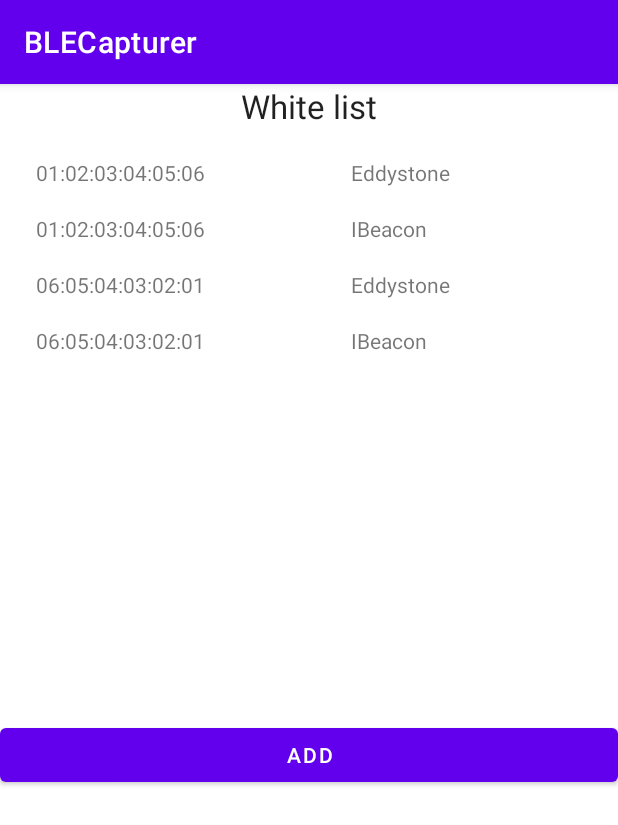
After one commit to bertoramos/ble_android_capture_server, an Android app: the WhiteListActivity screen opened directly, with no data from a screen before it, on a phone screen of 412 x 824 dp. The commit adds this screen. Shown: the top 825 px of the screen. Run offline under Robolectric (Android 15) with nearby library versions, the phone set to English and light mode, and no system bars; libraries missing offline, so code that uses them is left out: br.com.sapereaude.

Commit message:
White list: Eliminar filtros Dialogo para añadir filtros TODO: Agregar filtros a white list con botón ADD TODO: Serializado de white list

```diff
--- a/app/build.gradle
+++ b/app/build.gradle
@@ -53,6 +53,7 @@ dependencies {
     implementation "androidx.fragment:fragment-ktx:$fragment_version"
 
     compile 'org.msgpack:msgpack-core:0.9.0'
+    compile 'ru.egslava:MaskedEditText:1.0.5'
 
     // ViewModel
     implementation "androidx.lifecycle:lifecycle-viewmodel-ktx:$lifecycle_version"
@@ -67,4 +68,7 @@ dependencies {
     implementation "androidx.lifecycle:lifecycle-viewmodel-savedstate:$lifecycle_version"
 
     implementation "androidx.recyclerview:recyclerview:$recycler_view_version"
+
+    // https://github.com/egslava/edittext-mask
+
 }
--- a/app/src/main/java/com/ips/blecapturer/BLEScanner.kt
+++ b/app/src/main/java/com/ips/blecapturer/BLEScanner.kt
@@ -40,6 +40,12 @@ object BLEScanner {
         beaconWhiteList.clearAll()
     }
 
+    fun getFromWhiteList(position: Int): Pair<String, Beacon.Protocol> {
+        return beaconWhiteList.getBeacon(position)
+    }
+
+    fun getWhiteListSize(): Int = beaconWhiteList.size()
+
     @RequiresApi(Build.VERSION_CODES.M)
     fun setupBLEManager(context: Context, viewModel: BLESharedViewModel) : Boolean
     {
@@ -77,7 +83,7 @@ object BLEScanner {
             val deviceAddress = result?.device?.address
             val rssi = result?.rssi
 
-            var beacon_type = Beacon.Protocol.ANY
+            var beacon_type = Beacon.Protocol.OTHER
 
             val scanRecord = result?.scanRecord
 
--- a/app/src/main/java/com/ips/blecapturer/model/Beacon.kt
+++ b/app/src/main/java/com/ips/blecapturer/model/Beacon.kt
@@ -3,13 +3,22 @@ package com.ips.blecapturer.model
 data class Beacon(public var mac: String) {
 
     enum class Protocol {
-        ANY,
+        OTHER,
         IBEACON,
-        EDDYSTONE
+        EDDYSTONE,;
+
+        override fun toString(): String {
+            return when(this) {
+                OTHER -> "Other"
+                IBEACON -> "IBeacon"
+                EDDYSTONE -> "Eddystone"
+            }
+        }
     }
 
+
     var name: String? = null
-    var protocol: Protocol = Protocol.ANY
+    var protocol: Protocol = Protocol.OTHER
     var rssi: Int? = null
 
     override fun equals(other: Any?): Boolean {
--- a/app/src/main/java/com/ips/blecapturer/model/BeaconWhiteList.kt
+++ b/app/src/main/java/com/ips/blecapturer/model/BeaconWhiteList.kt
@@ -3,6 +3,13 @@ package com.ips.blecapturer.model
 class BeaconWhiteList {
 
     private val beaconWhiteList = arrayListOf<Pair<String, Beacon.Protocol>>() // MAC & Protocol
+
+    init {
+        beaconWhiteList.add(Pair("01:02:03:04:05:06", Beacon.Protocol.EDDYSTONE))
+        beaconWhiteList.add(Pair("01:02:03:04:05:06", Beacon.Protocol.IBEACON))
+        beaconWhiteList.add(Pair("06:05:04:03:02:01", Beacon.Protocol.EDDYSTONE))
+        beaconWhiteList.add(Pair("06:05:04:03:02:01", Beacon.Protocol.IBEACON))
+    }
 
     fun addBeacon(mac: String, protocol: Beacon.Protocol) {
         beaconWhiteList.add(Pair(mac, protocol))
@@ -16,6 +23,12 @@ class BeaconWhiteList {
             }
         }
     }
+
+    fun getBeacon(position: Int): Pair<String, Beacon.Protocol> {
+        return beaconWhiteList[position]
+    }
+
+    fun size(): Int = beaconWhiteList.size
 
     fun clearAll() {
         beaconWhiteList.clear()
--- /dev/null
+++ b/app/src/main/java/com/ips/blecapturer/view/WhiteListAdapter.kt
@@ -0,0 +1,69 @@
+package com.ips.blecapturer.view
+
+import android.app.AlertDialog
+import android.util.Log
+import android.view.LayoutInflater
+import android.view.View
+import android.view.ViewGroup
+import android.widget.TextView
+import androidx.recyclerview.widget.RecyclerView
+import com.ips.blecapturer.BLEScanner
+import com.ips.blecapturer.R
+import com.ips.blecapturer.model.Beacon
+
+class WhiteListAdapter : RecyclerView.Adapter<WhiteListAdapter.WhiteListHolder>() {
+
+    override fun onCreateViewHolder(
+        parent: ViewGroup,
+        viewType: Int
+    ): WhiteListAdapter.WhiteListHolder {
+        val view = LayoutInflater
+            .from(parent.context)
+            .inflate(R.layout.white_list_item, parent, false)
+        return WhiteListAdapter.WhiteListHolder(view)
+    }
+
+    override fun onBindViewHolder(holder: WhiteListAdapter.WhiteListHolder, position: Int) {
+        val pair = BLEScanner.getFromWhiteList(position)
+        holder.bind(pair.first, pair.second)
+    }
+
+    override fun getItemCount(): Int = BLEScanner.getWhiteListSize()
+
+    class WhiteListHolder(view: View) : RecyclerView.ViewHolder(view) {
+
+        val mac = view.findViewById<TextView>(R.id.macValue)
+        val protocol = view.findViewById<TextView>(R.id.protocolValue)
+
+        fun bind(mac_value: String, protocol_value: Beacon.Protocol) {
+            mac.text = mac_value
+            protocol.text = protocol_value.toString()
+        }
+
+        init {
+            view.setOnClickListener {
+                //Log.d("white_list", "${mac.text} ${protocol.text} ${layoutPosition}")
+                //val pair = BLEScanner.getFromWhiteList(layoutPosition)
+                //BLEScanner.denyBeacon(pair.first, pair.second)
+                //bindingAdapter?.notifyDataSetChanged()
+
+                AlertDialog.Builder(it.context)
+                    .setIcon(android.R.drawable.ic_dialog_alert)
+                    .setTitle("Sure?")
+                    .setMessage("Are you sure to deny ${mac.text} ${protocol.text}")
+                    .setNegativeButton("No", null)
+                    .setPositiveButton("Yes") { _, _ ->
+                        Log.d("white_list", "${mac.text} ${protocol.text} ${layoutPosition}")
+                        val pair = BLEScanner.getFromWhiteList(layoutPosition)
+                        BLEScanner.denyBeacon(pair.first, pair.second)
+                        bindingAdapter?.notifyDataSetChanged()
+                    }
+                    .show()
+
+            }
+
+        }
+
+    }
+
+}
--- /dev/null
+++ b/app/src/main/java/com/ips/blecapturer/view/activities/WhiteListActivity.kt
@@ -0,0 +1,60 @@
+package com.ips.blecapturer.view.activities
+
+import android.os.Bundle
+import android.widget.*
+import androidx.appcompat.app.AlertDialog
+import androidx.appcompat.app.AppCompatActivity
+import androidx.recyclerview.widget.LinearLayoutManager
+import androidx.recyclerview.widget.RecyclerView
+import br.com.sapereaude.maskedEditText.MaskedEditText
+import com.ips.blecapturer.R
+import com.ips.blecapturer.model.Beacon
+import com.ips.blecapturer.view.WhiteListAdapter
+
+
+class WhiteListActivity : AppCompatActivity() {
+    override fun onCreate(savedInstanceState: Bundle?) {
+        super.onCreate(savedInstanceState)
+        setContentView(R.layout.activity_white_list)
+
+        whiteList()
+
+        findViewById<Button>(R.id.addFilterButton).setOnClickListener {
+            addFilterAlertDialog()
+        }
+    }
+
+    private fun addFilterAlertDialog() {
+        val alertDialog = AlertDialog.Builder(this)
+        val customLayout = layoutInflater.inflate(R.layout.white_list_input_item, null)
+        alertDialog.setView(customLayout)
+
+        val spinner = customLayout.findViewById<Spinner>(R.id.protocolSpinner)
+        val adapter = ArrayAdapter(customLayout.context, android.R.layout.simple_spinner_item, Beacon.Protocol.values())
+        adapter.setDropDownViewResource(android.R.layout.simple_spinner_item)
+        spinner.adapter = adapter
+
+        alertDialog.setPositiveButton(
+            "OK"
+        ) { _, _ ->
+            val macEditText = customLayout.findViewById<MaskedEditText>(R.id.macInputFilter)
+            val macValue = macEditText.text
+            val protocolSpinner = customLayout.findViewById<Spinner>(R.id.protocolSpinner)
+            val protocolValue = protocolSpinner.selectedItem
+            Toast.makeText(applicationContext, "$macValue $protocolValue", Toast.LENGTH_LONG).show()
+        }
+        alertDialog.setNegativeButton("Cancel", null)
+
+        val alert = alertDialog.create()
+        alert.setCanceledOnTouchOutside(false)
+        alert.show()
+    }
+
+    private fun whiteList() {
+        val whiteList: RecyclerView = findViewById(R.id.whiteListRecyclerView)
+        val adapter = WhiteListAdapter()
+        whiteList.adapter = adapter
+
+        whiteList.layoutManager = LinearLayoutManager(applicationContext)
+    }
+}
--- a/app/src/main/java/com/ips/blecapturer/view/fragments/BleFragment.kt
+++ b/app/src/main/java/com/ips/blecapturer/view/fragments/BleFragment.kt
@@ -55,14 +55,14 @@ class BleFragment : Fragment() {
         return inflaterView
     }
 
-    fun bleDevicesList(view: View) {
+    private fun bleDevicesList(view: View) {
         val beaconsList: RecyclerView = view.findViewById(R.id.ble_devices_list)
         val beaconAdapter = BleDeviceAdapter()
         beaconsList.adapter = beaconAdapter
 
         beaconsList.layoutManager = LinearLayoutManager(context)
 
-        ble_model.beacons_live_map.observe(this, Observer { it ->
+        ble_model.beacons_live_map.observe(this, { it ->
             val collection = it.values
             val list = ArrayList(collection)
 
--- /dev/null
+++ b/app/src/main/res/layout/activity_white_list.xml
@@ -0,0 +1,30 @@
+<?xml version="1.0" encoding="utf-8"?>
+<LinearLayout xmlns:android="http://schemas.android.com/apk/res/android"
+    xmlns:app="http://schemas.android.com/apk/res-auto"
+    xmlns:tools="http://schemas.android.com/tools"
+    android:layout_width="match_parent"
+    android:layout_height="match_parent"
+    android:orientation="vertical"
+    tools:context=".view.activities.WhiteListActivity">
+
+    <TextView
+        android:id="@+id/whiteListTitle"
+        android:layout_width="match_parent"
+        android:layout_height="37dp"
+        android:text="@string/white_list"
+        android:textAlignment="center"
+        android:textAllCaps="false"
+        android:textAppearance="@style/TextAppearance.AppCompat.Large" />
+
+    <androidx.recyclerview.widget.RecyclerView
+        android:id="@+id/whiteListRecyclerView"
+        android:layout_width="412dp"
+        android:layout_height="386dp" />
+
+    <Button
+        android:id="@+id/addFilterButton"
+        android:layout_width="match_parent"
+        android:layout_height="wrap_content"
+        android:text="@string/add" />
+
+</LinearLayout>
--- a/app/src/main/res/layout/fragment_ble.xml
+++ b/app/src/main/res/layout/fragment_ble.xml
@@ -54,9 +54,8 @@
             <TextView
                 android:id="@+id/powerLabelHeader"
                 android:layout_width="58dp"
-                android:layout_height="22dp"
+                android:layout_height="27dp"
                 android:layout_marginStart="44dp"
-                android:layout_marginTop="4dp"
                 android:text="@string/power"
                 app:layout_constraintStart_toEndOf="@+id/protocolLabelHeader"
                 app:layout_constraintTop_toTopOf="parent" />
@@ -68,6 +67,7 @@
             android:layout_width="match_parent"
             android:layout_height="151dp"
             tools:listitem="@layout/ble_device_item" />
+
     </LinearLayout>
 
 </FrameLayout>
--- /dev/null
+++ b/app/src/main/res/layout/white_list_item.xml
@@ -0,0 +1,28 @@
+<?xml version="1.0" encoding="utf-8"?>
+<androidx.constraintlayout.widget.ConstraintLayout xmlns:android="http://schemas.android.com/apk/res/android"
+    xmlns:app="http://schemas.android.com/apk/res-auto"
+    xmlns:tools="http://schemas.android.com/tools"
+    android:layout_width="match_parent"
+    android:layout_height="wrap_content"
+    android:background="?attr/selectableItemBackground">
+
+    <TextView
+        android:id="@+id/macValue"
+        android:layout_width="118dp"
+        android:layout_height="25dp"
+        android:layout_marginStart="24dp"
+        android:layout_marginTop="12dp"
+        android:text="00:00:00:00:00:00"
+        app:layout_constraintStart_toStartOf="parent"
+        app:layout_constraintTop_toTopOf="parent" />
+
+    <TextView
+        android:id="@+id/protocolValue"
+        android:layout_width="66dp"
+        android:layout_height="25dp"
+        android:layout_marginStart="92dp"
+        android:layout_marginTop="12dp"
+        android:text="protocol"
+        app:layout_constraintStart_toEndOf="@+id/macValue"
+        app:layout_constraintTop_toTopOf="parent" />
+</androidx.constraintlayout.widget.ConstraintLayout>
--- a/app/src/main/res/values/strings.xml
+++ b/app/src/main/res/values/strings.xml
@@ -6,5 +6,14 @@
     <string name="mac">MAC</string>
     <string name="protocol">Protocol</string>
     <string name="power">Power</string>
+    <string name="filter">Filter</string>
+    <string name="white_list">White list</string>
+    <string name="add">Add</string>
+
+    <string-array name="protocols">
+        <item>Eddystone</item>
+        <item>Ibeacon</item>
+        <item>Other</item>
+    </string-array>
 
 </resources>
--- a/gradle.properties
+++ b/gradle.properties
@@ -17,3 +17,4 @@ org.gradle.jvmargs=-Xmx2048m -Dfile.encoding=UTF-8
 android.useAndroidX=true
 # Kotlin code style for this project: "official" or "obsolete":
 kotlin.code.style=official
+android.enableJetifier=true
```
Also changed, not shown: app/src/main/AndroidManifest.xml (+9 -9 lines), app/src/main/java/com/ips/blecapturer/MainActivity.kt (deleted, +0 -16 lines), app/src/main/java/com/ips/blecapturer/view/BleDeviceAdapter.kt (+1 -6 lines), app/src/main/java/com/ips/blecapturer/view/activities/MainActivity.kt (added, +26 -0 lines), app/src/main/res/layout/activity_main.xml (+7 -1 lines), app/src/main/res/layout/white_list_input_item.xml (added, +22 -0 lines).
